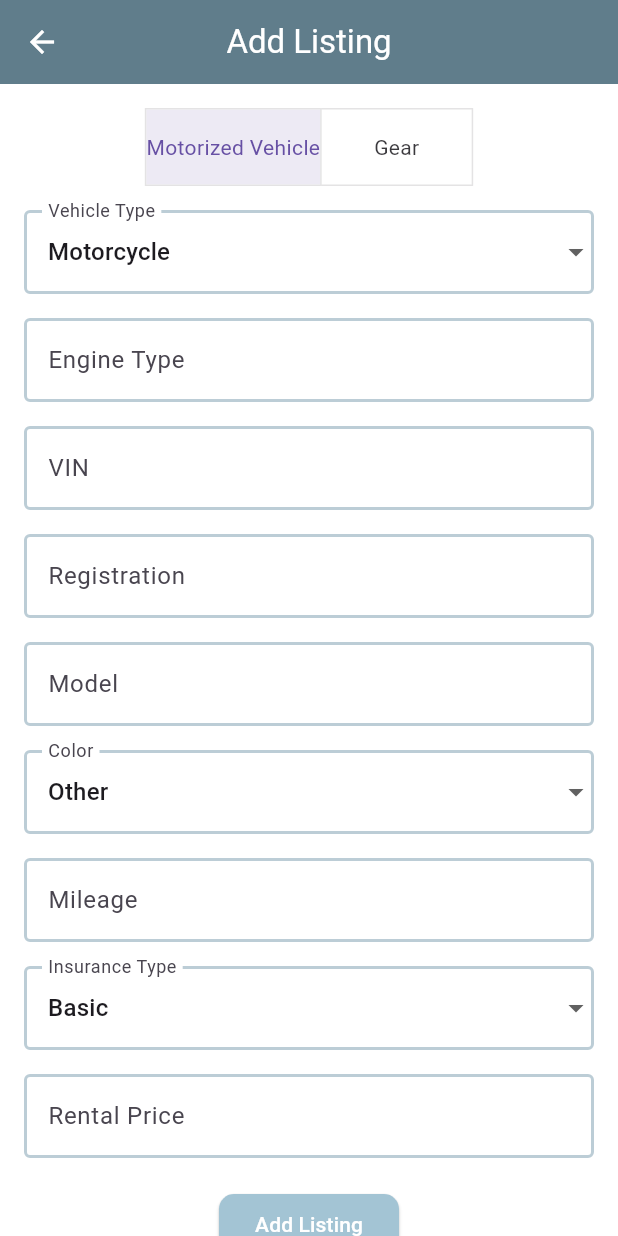
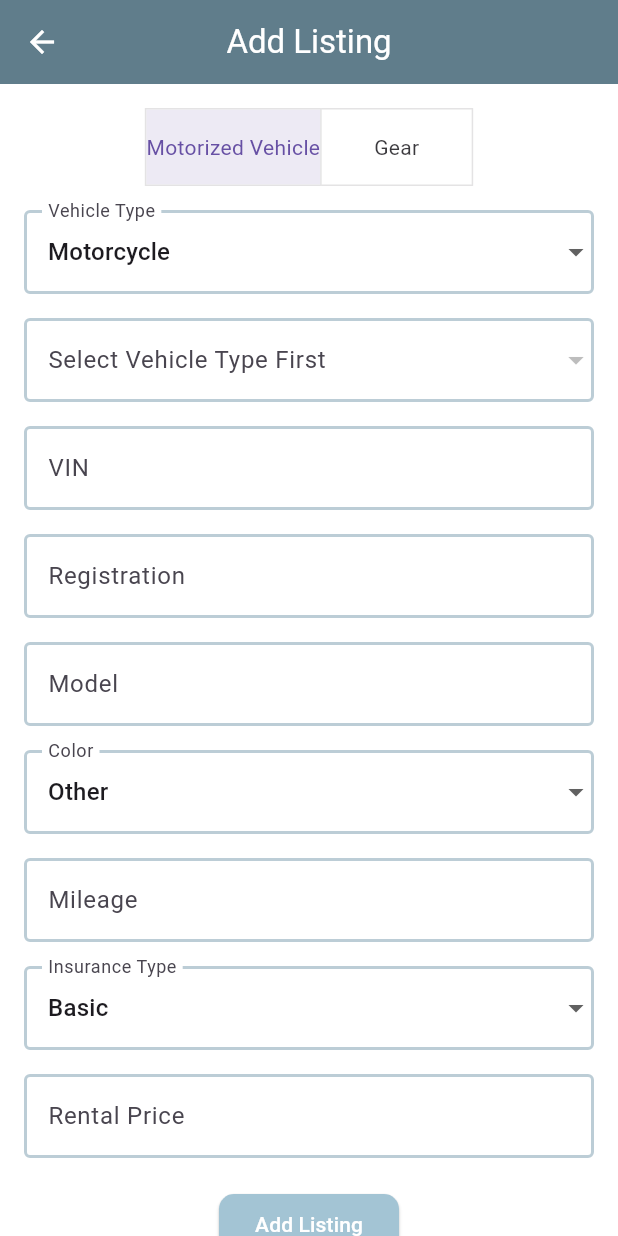
Before and after one commit to aeMyst/RevRentals, a Flutter app: the AddListingPage screen opened directly with empty values, on a phone screen of 412 x 824 dp. Run offline on Flutter 3.47's test engine with Material 3 defaults, Android fonts, the phone set to English and light mode, and no system bars; our stand-ins replace cloud_firestore, firebase_auth, firebase_core; accounts and stored records are empty.

Commit message:
Add dropdown for specific vehicle types

```diff
--- a/revrentals/lib/user/garage/add_listing.dart
+++ b/revrentals/lib/user/garage/add_listing.dart
@@ -34,11 +34,15 @@ class _AddListingPageState extends State<AddListingPage> {
   String? selectedMotorcycleType = 'Motorcycle';
   String? selectedGearType = 'Helmet';
   String? selectedInsuranceType = 'Basic';
-  String vehicleAttributeLabel = 'Engine Type';
+  //String vehicleAttributeLabel = 'Engine Type';
   String? selectedColor = 'Other';
   String? selectedSize = 'Any';
   String? selectedBrand = 'Any';
   String? selectedMaterial = 'Any';
+
+  String? selectedSpecificAttribute;
+  String? vehicleAttributeLabel = 'Vehicle Type First';
+  List<String> specificAttributeOptions = [];
 
   Future<void> _addListing() async {
     try {
@@ -176,19 +180,59 @@ class _AddListingPageState extends State<AddListingPage> {
                 onChanged: (value) {
                   setState(() {
                     selectedMotorcycleType = value;
-                    vehicleAttributeLabel = value == 'Motorcycle'
+                    /*vehicleAttributeLabel = value == 'Motorcycle'
                         ? 'Engine Type'
                         : value == 'Moped'
                             ? 'Cargo Rack'
-                            : 'Terrain Type';
+                            : 'Terrain Type';*/
+
+                    if (value == 'Motorcycle') {
+                      vehicleAttributeLabel = 'Engine Type';
+                      specificAttributeOptions = ['V-Twin', 'Inline-4', 'Single Cylinder'];
+                    } else if (value == 'Moped') {
+                      vehicleAttributeLabel = '# of Cargo Racks';
+                      specificAttributeOptions = ['1', '2'];
+                    } else if (value == 'Dirtbike') {
+                      vehicleAttributeLabel = 'Dirtbike Type';
+                      specificAttributeOptions = ['Off-Road', 'Trail', 'Motocross'];
+                    } else {
+                      specificAttributeOptions = [];
+                      vehicleAttributeLabel = null;
+                      ScaffoldMessenger.of(context).showSnackBar(
+                        const SnackBar(
+                          content: Text('Please select a valid option!'),
+                        ),
+                      );
+                    }
+                    selectedSpecificAttribute = null;
                   });
                 },
               ),
-              const SizedBox(height: 16),
-              TextField(
+
+             /* TextField(
                 controller: specificAttributeController,
                 decoration: InputDecoration(labelText: vehicleAttributeLabel),
+              ),*/
+
+              const SizedBox(height: 16),
+              DropdownButtonFormField<String>(
+                value: selectedSpecificAttribute,
+                decoration: InputDecoration(
+                  labelText: 'Select ${vehicleAttributeLabel}'
+                ),
+                items: specificAttributeOptions
+                    .map((attribute) => DropdownMenuItem(
+                          value: attribute,
+                          child: Text(attribute),
+                        ))
+                    .toList(),
+                onChanged: (value) {
+                  setState(() {
+                    selectedSpecificAttribute = value;
+                  });
+                },
               ),
+
               const SizedBox(height: 16),
               TextField(
                 controller: vinController,
```
